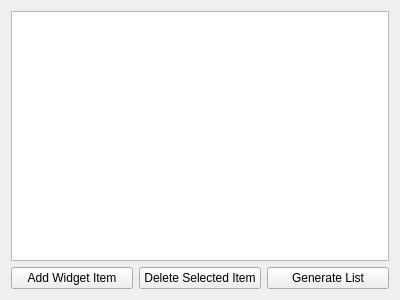
Qt form mainwindow.ui (benjamin-zach/MiCasaQt) before a commit.
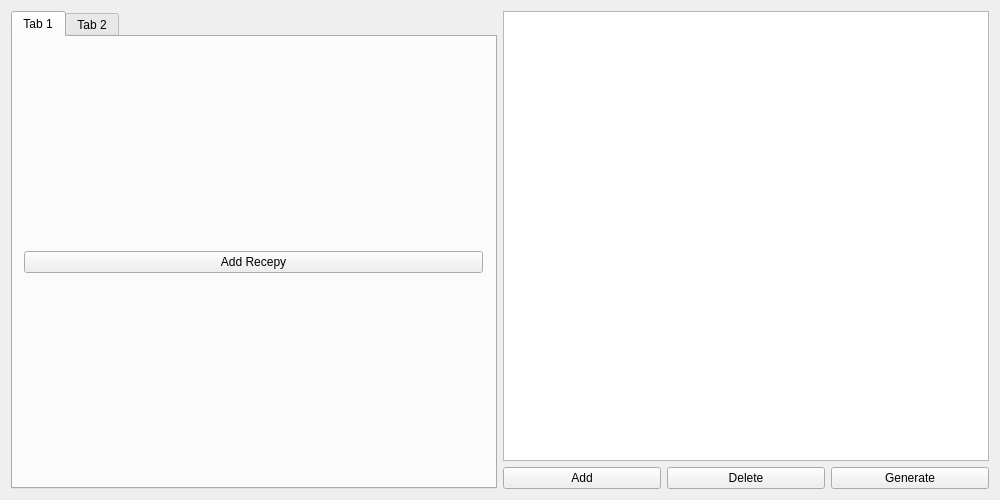
The same form after that commit.

```diff
--- a/mainwindow.ui
+++ b/mainwindow.ui
@@ -6,42 +6,86 @@
    <rect>
     <x>0</x>
     <y>0</y>
-    <width>400</width>
-    <height>300</height>
+    <width>1000</width>
+    <height>500</height>
    </rect>
   </property>
   <property name="windowTitle">
    <string>MainWindow</string>
   </property>
   <widget class="QWidget" name="centralWidget">
+   <layout class="QVBoxLayout" name="verticalLayout_3">
+    <item>
+     <layout class="QHBoxLayout" name="horizontalLayout">
+      <item>
+       <layout class="QVBoxLayout" name="verticalLayout_2">
+        <item>
+         <widget class="QTabWidget" name="tabWidget">
+          <property name="currentIndex">
+           <number>0</number>
+          </property>
+          <widget class="QWidget" name="tab">
+           <attribute name="title">
+            <string>Tab 1</string>
+           </attribute>
+           <widget class="QWidget" name="gridLayoutWidget">
+            <property name="geometry">
+             <rect>
+              <x>0</x>
+              <y>0</y>
+              <width>481</width>
+              <height>451</height>
+             </rect>
+            </property>
    <layout class="QGridLayout" name="gridLayout">
     <item row="0" column="0">
+              <widget class="QPushButton" name="pushButton">
+               <property name="text">
+                <string>Add Recepy</string>
+               </property>
+              </widget>
+             </item>
+            </layout>
+           </widget>
+          </widget>
+          <widget class="QWidget" name="tab_2">
+           <attribute name="title">
+            <string>Tab 2</string>
+           </attribute>
+          </widget>
+         </widget>
+        </item>
+       </layout>
+      </item>
+      <item>
      <layout class="QVBoxLayout" name="verticalLayout">
       <item>
        <widget class="QListWidget" name="listWidget"/>
       </item>
       <item>
-       <layout class="QHBoxLayout" name="horizontalLayout">
+         <layout class="QHBoxLayout" name="horizontalLayout_3">
         <item>
          <widget class="QPushButton" name="addBtn">
           <property name="text">
-           <string>Add Widget Item</string>
+             <string>Add</string>
           </property>
          </widget>
         </item>
         <item>
          <widget class="QPushButton" name="delBtn">
           <property name="text">
-           <string>Delete Selected Item</string>
+             <string>Delete</string>
           </property>
          </widget>
         </item>
         <item>
          <widget class="QPushButton" name="genBtn">
           <property name="text">
-           <string>Generate List</string>
-          </property>
-         </widget>
+             <string>Generate</string>
+            </property>
+           </widget>
+          </item>
+         </layout>
         </item>
        </layout>
       </item>
```
Lines whose indentation alone changed are shown as unchanged.
